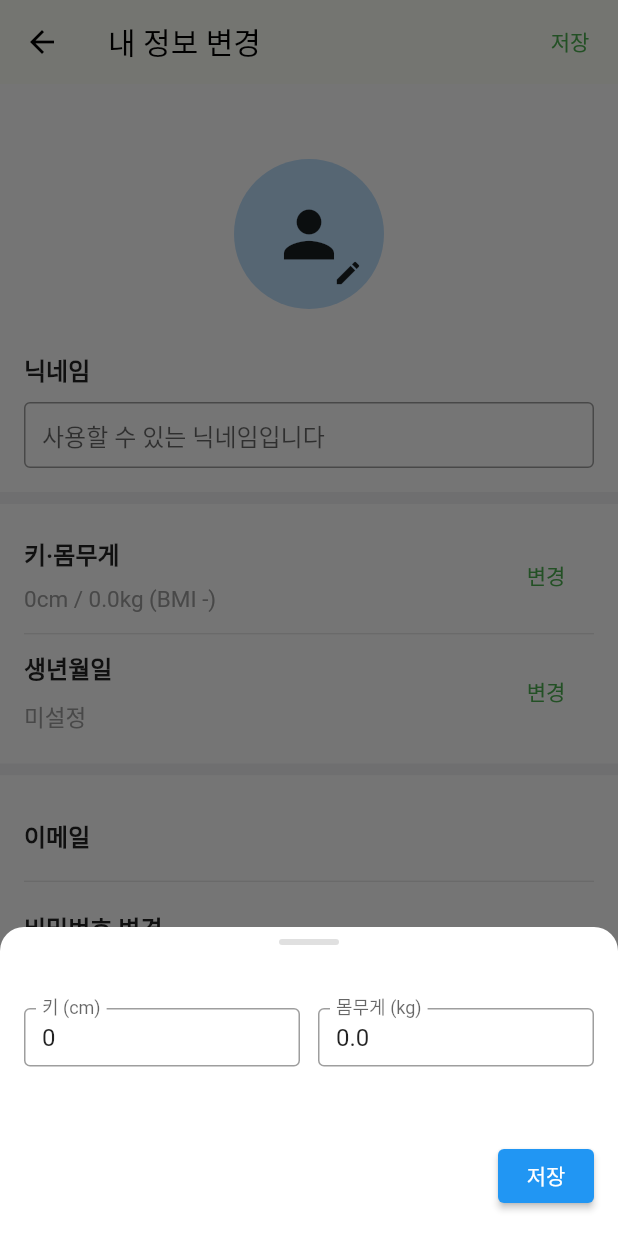
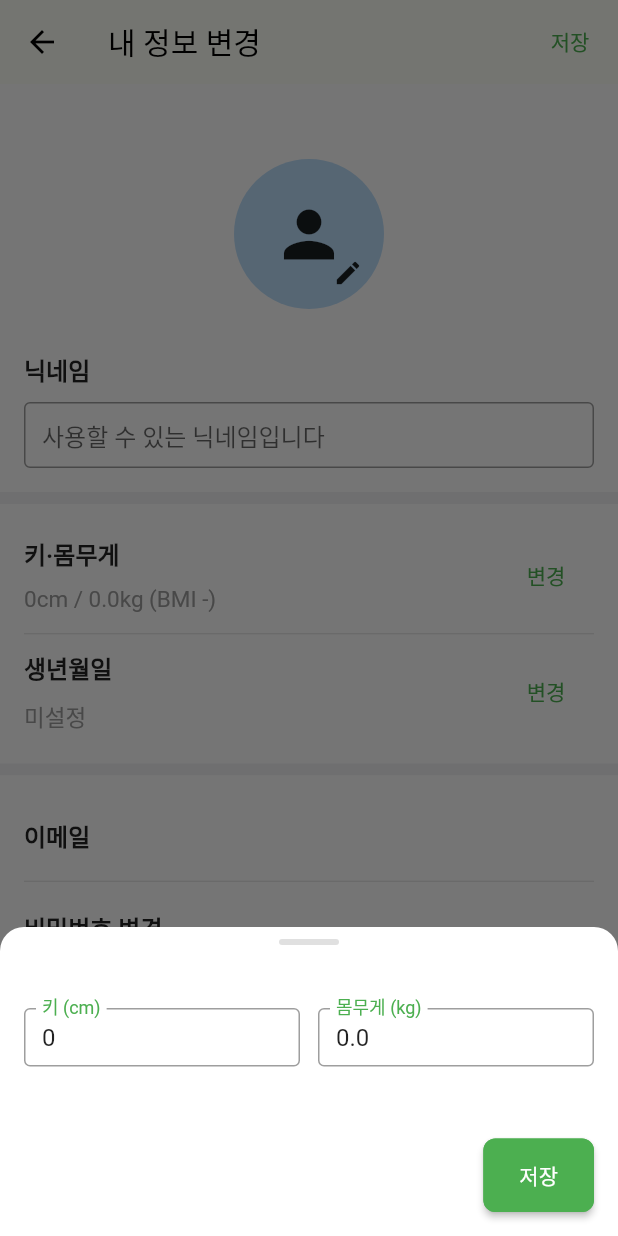
Before and after one commit to FitHouse/FitHouse-FE, a Flutter app: the SettingEditProfileScreen screen opened directly with empty values, after a tap on "변경", on a phone screen of 412 x 824 dp. Run offline on Flutter 3.47's test engine with Material 3 defaults, Android fonts, the phone set to English and light mode, and no system bars; our stand-ins replace firebase_auth, firebase_core, google_fonts, image_picker, video_player; accounts and stored records are empty; generated files the repository leaves out were written again; network calls fail; Roboto replaces fonts that are missing (PyeojinGothic).

Commit message:
[FEAT] 설정 UI 수정

```diff
--- a/lib/screens/setting_edit_profile_screen.dart
+++ b/lib/screens/setting_edit_profile_screen.dart
@@ -283,13 +283,16 @@ class _SettingEditProfileScreenState extends State<SettingEditProfileScreen> {
                 TextField(
                   controller: _nick,
                   maxLength: 10,
-                  decoration: const InputDecoration(
+                  cursorColor: Colors.green,
+                  decoration: InputDecoration(
                     hintText: '사용할 수 있는 닉네임입니다',
-                    border: OutlineInputBorder(),
+                    border: const OutlineInputBorder(),
+                    focusedBorder: OutlineInputBorder(
+                      borderSide: BorderSide(color: Colors.green, width: 2),
+                    ),
                     counterText: '',
                     isDense: true,
-                    contentPadding:
-                    EdgeInsets.symmetric(horizontal: 12, vertical: 10),
+                    contentPadding: const EdgeInsets.symmetric(horizontal: 12, vertical: 10),
                   ),
                   style: const TextStyle(fontSize: 16),
                 ),
@@ -606,6 +609,17 @@ class _TextEditSheetState extends State<TextEditSheet> {
     super.dispose();
   }
 
+  final ButtonStyle greenButtonStyle = ElevatedButton.styleFrom(
+    backgroundColor: Colors.green,
+    foregroundColor: Colors.white,
+    padding: const EdgeInsets.symmetric(vertical: 14, horizontal: 24),
+    shape: RoundedRectangleBorder(
+      borderRadius: BorderRadius.circular(8),
+      side: BorderSide(color: Colors.green, width: 2),  // 테두리 초록색, 두께 2
+    ),
+  );
+
+
   @override
   Widget build(BuildContext context) {
     return FractionallySizedBox(
@@ -628,6 +642,7 @@ class _TextEditSheetState extends State<TextEditSheet> {
             Align(
               alignment: Alignment.centerRight,
               child: ElevatedButton(
+                style: greenButtonStyle,  // 여기에 스타일 지정
                 onPressed: () => Navigator.pop(context, _c.text.trim()),
                 child: const Text('저장'),
               ),
@@ -685,6 +700,21 @@ class _HeightWeightSheetState extends State<HeightWeightSheet> {
     Navigator.pop(context, _HWResult(h, w));
   }
 
+  final ButtonStyle greenButtonStyle = ElevatedButton.styleFrom(
+    backgroundColor: Colors.green,
+    foregroundColor: Colors.white,
+    padding: const EdgeInsets.symmetric(vertical: 14, horizontal: 24),
+    shape: RoundedRectangleBorder(
+      borderRadius: BorderRadius.circular(8),
+      side: BorderSide(color: Colors.green, width: 2),
+    ),
+  );
+
+  final OutlineInputBorder greenBorder = OutlineInputBorder(
+    borderSide: BorderSide(color: Colors.green, width: 2),
+    borderRadius: BorderRadius.circular(4),
+  );
+
   @override
   Widget build(BuildContext context) {
     return FractionallySizedBox(
@@ -701,31 +731,36 @@ class _HeightWeightSheetState extends State<HeightWeightSheet> {
                 Expanded(
                   child: TextField(
                     controller: _h,
-                    keyboardType:
-                    const TextInputType.numberWithOptions(decimal: true),
-                    decoration: const InputDecoration(
+                    keyboardType: const TextInputType.numberWithOptions(decimal: true),
+                    decoration: InputDecoration(
                       labelText: '키 (cm)',
-                      border: OutlineInputBorder(),
+                      labelStyle: TextStyle(color: Colors.grey),               // 기본 라벨 색
+                      floatingLabelStyle: TextStyle(color: Colors.green),       // 포커스 시 라벨 색
+                      border: greenBorder,
+                      focusedBorder: greenBorder,
                       isDense: true,
-                      contentPadding:
-                      EdgeInsets.symmetric(horizontal: 12, vertical: 10),
+                      contentPadding: const EdgeInsets.symmetric(horizontal: 12, vertical: 10),
                     ),
                   ),
                 ),
                 const SizedBox(width: 12),
                 Expanded(
-                  child: TextField(
+                  child:TextField(
                     controller: _w,
-                    keyboardType:
-                    const TextInputType.numberWithOptions(decimal: true),
-                    decoration: const InputDecoration(
+                    keyboardType: const TextInputType.numberWithOptions(decimal: true),
+                    decoration: InputDecoration(
                       labelText: '몸무게 (kg)',
+                      labelStyle: TextStyle(color: Colors.grey),          // 기본 라벨 색
+                      floatingLabelStyle: TextStyle(color: Colors.green),  // 포커스 시 라벨 색
                       border: OutlineInputBorder(),
+                      focusedBorder: OutlineInputBorder(
+                        borderSide: BorderSide(color: Colors.green, width: 2),
+                      ),
                       isDense: true,
-                      contentPadding:
-                      EdgeInsets.symmetric(horizontal: 12, vertical: 10),
+                      contentPadding: const EdgeInsets.symmetric(horizontal: 12, vertical: 10),
                     ),
                   ),
+
                 ),
               ],
             ),
@@ -733,6 +768,7 @@ class _HeightWeightSheetState extends State<HeightWeightSheet> {
             Align(
               alignment: Alignment.centerRight,
               child: ElevatedButton(
+                style: greenButtonStyle,
                 onPressed: _save,
                 child: const Text('저장'),
               ),
```
Also changed, not shown: lib/screens/record_screen.dart (+43 -8 lines).
